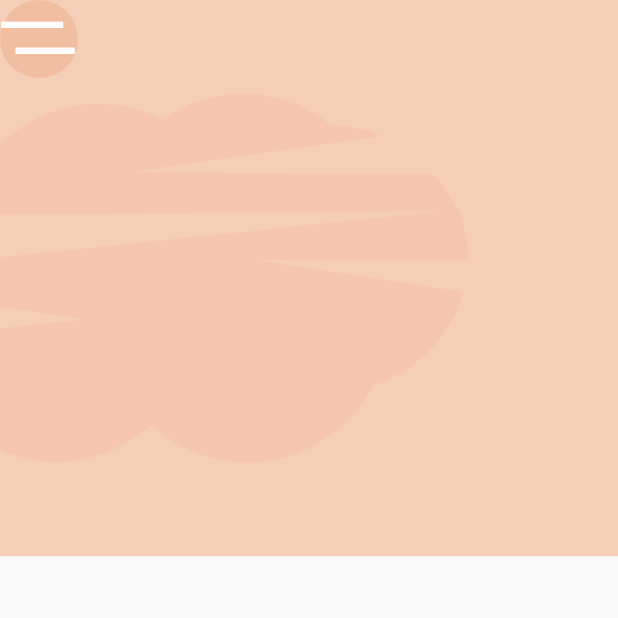
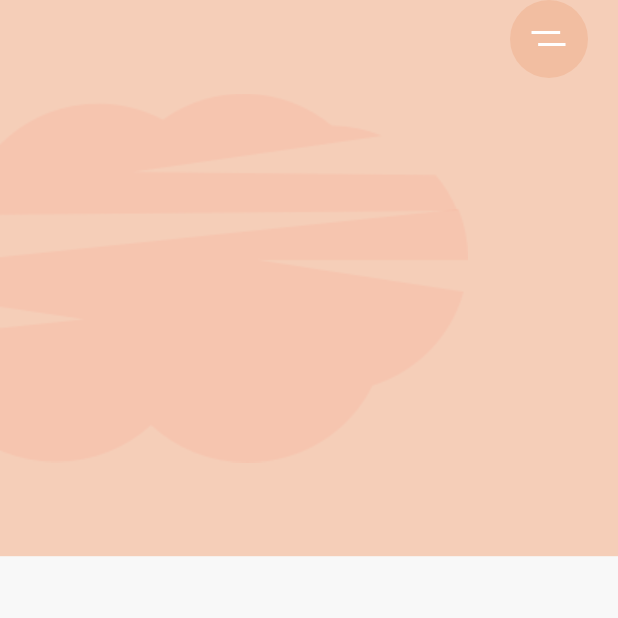
Before and after one commit to hoursing/workout-exercises-app, a Flutter app: the screen it shows after launch, on a phone screen of 412 x 824 dp, the top half of it. Run offline on Flutter 3.47's test engine with Material 2 defaults, Android fonts, the light colour scheme and no system bars; our stand-ins replace flutter_svg.

Commit message:
Update style menu

```diff
--- a/lib/main.dart
+++ b/lib/main.dart
@@ -45,9 +45,14 @@ class HomeScreen extends StatelessWidget {
             ),
           ),
           SafeArea(
+              child: Padding(
+                padding: const EdgeInsets.symmetric(horizontal: 20),
                 child: Column(
                   children: <Widget>[
-                  Container(
+                    Align(
+                      alignment: Alignment.topRight,
+                      child: Container(
+                        alignment: Alignment.center,
                         height: 52,
                         width: 52,
                         decoration: BoxDecoration(
@@ -56,7 +61,9 @@ class HomeScreen extends StatelessWidget {
                         ),
                         child: SvgPicture.asset('assets/icons/menu.svg'),
                       ),
+                    ),
                   ],
+            ),
               ),
           ),
         ],
```
Lines whose indentation alone changed are shown as unchanged.
